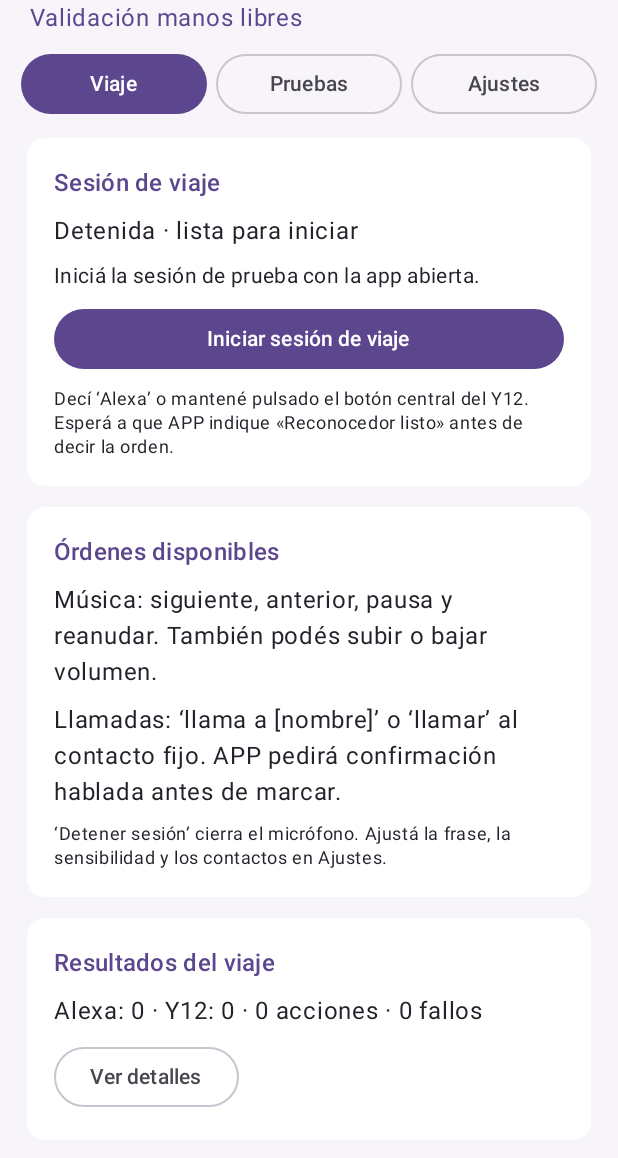
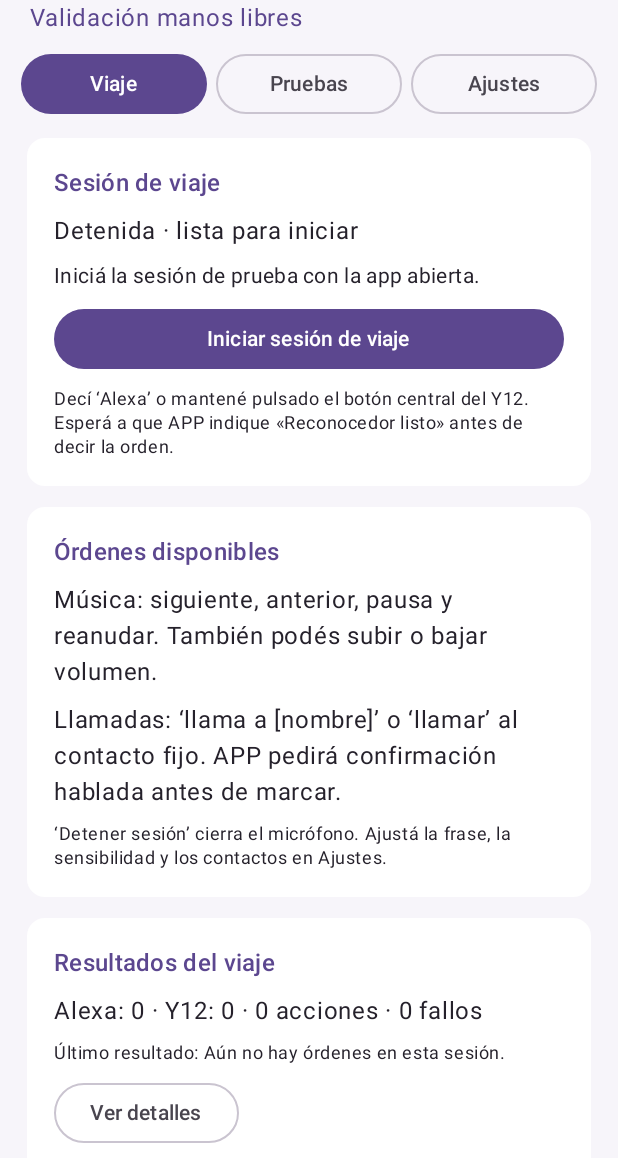
Before and after one commit to Gust4av033/APP-Copiloto-Moto, an Android app built with Jetpack Compose: the screen it shows after launch (MainActivity), on a phone screen of 412 x 824 dp, the part 78-1236 px from its top. Run offline under Robolectric (Android 15) with nearby library versions, the light colour scheme and no system bars; libraries missing offline, so code that uses them is left out: com.openwakeword.

Commit message:
feat(fase-0.3): mostrar último resultado Y12 en Viaje

```diff
--- a/app/src/main/java/com/gust4av033/appcopilotomoto/MainActivity.kt
+++ b/app/src/main/java/com/gust4av033/appcopilotomoto/MainActivity.kt
@@ -223,6 +223,7 @@ class MainActivity : ComponentActivity() {
                                 }
                                 SectionCard("Resultados del viaje") {
                                     Text("Alexa: ${TripTestState.detections} · Y12: ${TripTestState.manualCommands} · ${TripTestState.actions} acciones · ${TripTestState.failures} fallos")
+                                     Text("Último resultado: ${TripTestState.lastCommandResult}", style = MaterialTheme.typography.bodySmall)
                                     OutlinedButton(onClick = { detailsVisible = !detailsVisible }) {
                                         Text(if (detailsVisible) "Ocultar detalles" else "Ver detalles")
                                     }
```
